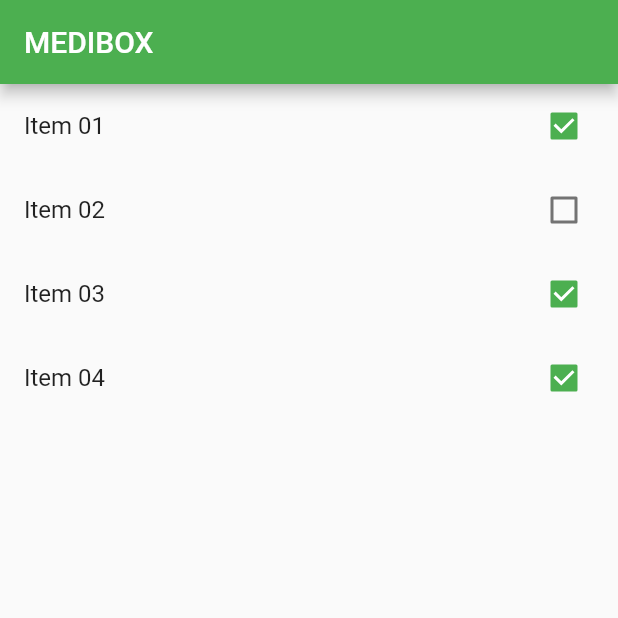
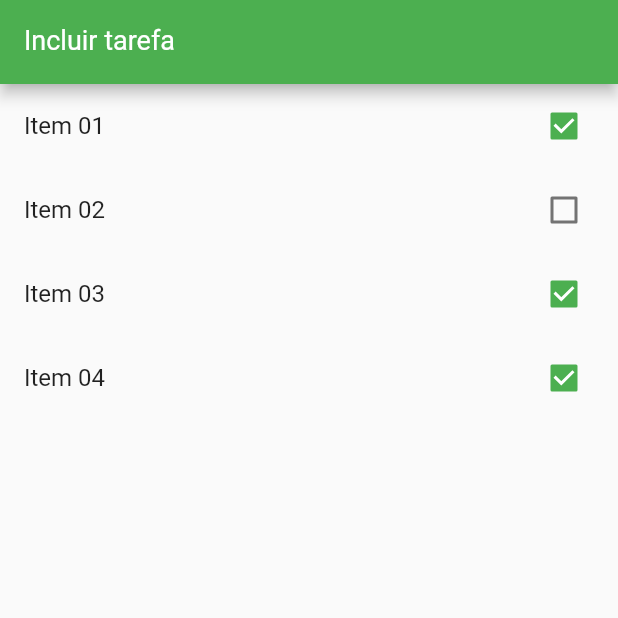
Before and after one commit to josediegopassos/sample-flutter, a Flutter app: the screen it shows after launch, on a phone screen of 412 x 824 dp, the top half of it. Run offline on Flutter 3.47's test engine with Material 2 defaults, Android fonts, the phone set to English and light mode, and no system bars.

Commit message:
Adicionando caixa de texto

```diff
--- a/lib/main.dart
+++ b/lib/main.dart
@@ -34,11 +34,25 @@ class HomePage extends StatefulWidget {
 }
 
 class _HomePageState extends State<HomePage> {
+  var newTaskCtrl = TextEditingController();
+
   @override
   Widget build(BuildContext context) {
     return Scaffold(
       appBar: AppBar(
-        title: Text("MEDIBOX"),
+        //title: Text("MEDIBOX"),
+        title: TextFormField(
+          controller: newTaskCtrl,
+          keyboardType: TextInputType.text,
+          style: TextStyle(
+            color: Colors.white,
+            fontSize: 18,
+          ),
+          decoration: InputDecoration(
+            labelText: "Incluir tarefa",
+            labelStyle: TextStyle(color: Colors.white),
+          ),
+        ),
       ),
       body: ListView.builder(
         itemCount: widget.items.length,
```
